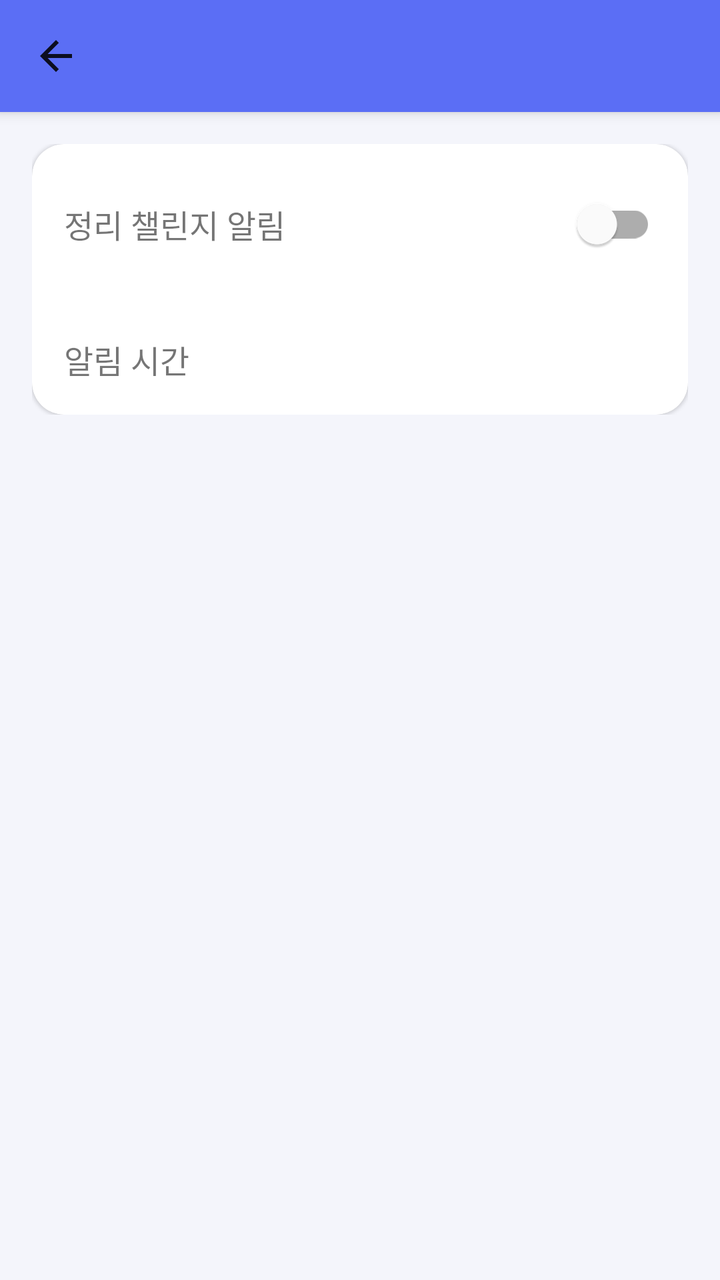
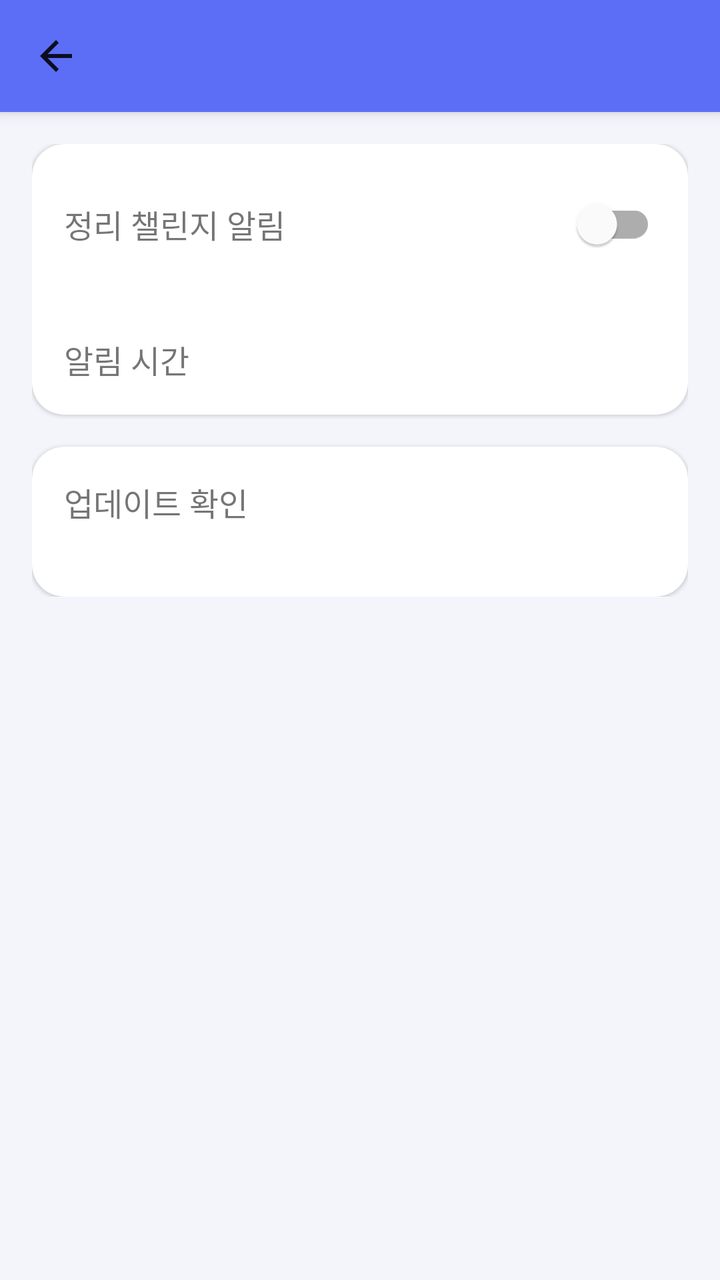

Compare the two renders of this Android layout. The source of the first and the diff that turns it into the second are given below.
<!-- AndroidManifest.xml: application theme Theme.PhotoOrganizer -->
<!-- res/layout/activity_settings.xml -->
<?xml version="1.0" encoding="utf-8"?>
<androidx.coordinatorlayout.widget.CoordinatorLayout xmlns:android="http://schemas.android.com/apk/res/android"
    xmlns:app="http://schemas.android.com/apk/res-auto"
    android:layout_width="match_parent"
    android:layout_height="match_parent"
    android:background="@color/background">

    <com.google.android.material.appbar.AppBarLayout
        android:layout_width="match_parent"
        android:layout_height="wrap_content">

        <com.google.android.material.appbar.MaterialToolbar
            android:id="@+id/toolbar"
            android:layout_width="match_parent"
            android:layout_height="?attr/actionBarSize"
            android:background="@android:color/transparent"
            android:title="@string/title_settings"
            app:navigationIcon="@drawable/ic_back" />

    </com.google.android.material.appbar.AppBarLayout>

    <LinearLayout
        android:layout_width="match_parent"
        android:layout_height="wrap_content"
        android:orientation="vertical"
        android:padding="16dp"
        app:layout_behavior="@string/appbar_scrolling_view_behavior">

        <com.google.android.material.card.MaterialCardView
            android:layout_width="match_parent"
            android:layout_height="wrap_content"
            app:cardCornerRadius="16dp"
            app:cardElevation="1dp"
            app:strokeWidth="0dp">

            <LinearLayout
                android:layout_width="match_parent"
                android:layout_height="wrap_content"
                android:orientation="vertical">

                <LinearLayout
                    android:layout_width="match_parent"
                    android:layout_height="wrap_content"
                    android:gravity="center_vertical"
                    android:orientation="horizontal"
                    android:padding="16dp">

                    <TextView
                        android:layout_width="0dp"
                        android:layout_height="wrap_content"
                        android:layout_weight="1"
                        android:text="@string/settings_enable_label"
                        android:textSize="16sp" />

                    <com.google.android.material.switchmaterial.SwitchMaterial
                        android:id="@+id/switchEnabled"
                        android:layout_width="wrap_content"
                        android:layout_height="wrap_content" />

                </LinearLayout>

                <LinearLayout
                    android:id="@+id/rowTime"
                    android:layout_width="match_parent"
                    android:layout_height="wrap_content"
                    android:background="?attr/selectableItemBackground"
                    android:clickable="true"
                    android:focusable="true"
                    android:gravity="center_vertical"
                    android:orientation="horizontal"
                    android:padding="16dp">

                    <TextView
                        android:layout_width="0dp"
                        android:layout_height="wrap_content"
                        android:layout_weight="1"
                        android:text="@string/settings_time_label"
                        android:textSize="16sp" />

                    <TextView
                        android:id="@+id/textTimeValue"
                        android:layout_width="wrap_content"
                        android:layout_height="wrap_content"
                        android:textColor="@color/primary"
                        android:textSize="16sp"
                        android:textStyle="bold" />

                </LinearLayout>

            </LinearLayout>

        </com.google.android.material.card.MaterialCardView>

    </LinearLayout>

</androidx.coordinatorlayout.widget.CoordinatorLayout>
<!-- resources referenced by this layout -->
<resources>
  <color name="background">#F4F5FB</color>
  <color name="primary">#5B6EF5</color>
  <!-- drawable ic_back (drawable) -->
  <vector xmlns:android="http://schemas.android.com/apk/res/android"
      android:width="24dp"
      android:height="24dp"
      android:viewportWidth="24"
      android:viewportHeight="24">
      <path
          android:fillColor="#DE000000"
          android:pathData="M20,11H7.83l5.59,-5.59L12,4l-8,8 8,8 1.41,-1.41L7.83,13H20v-2z" />
  </vector>
  <string name="settings_enable_label">정리 챌린지 알림</string>
  <string name="settings_time_label">알림 시간</string>
  <string name="title_settings">챌린지 설정</string>
  <style name="Theme.PhotoOrganizer" parent="Theme.MaterialComponents.DayNight.NoActionBar">
          <item name="colorPrimary">@color/primary</item>
          <item name="colorPrimaryDark">@color/primary_dark</item>
          <item name="colorAccent">@color/primary</item>
          <item name="android:windowBackground">@color/background</item>
          <item name="android:statusBarColor" tools:targetApi="21">@color/primary_dark</item>
      </style>
  <color name="primary_dark">#2A3EB1</color>
</resources>

<!-- the commit's change to res/layout/activity_settings.xml (unified diff, before → after) -->
@@ -91,6 +91,58 @@
 
         </com.google.android.material.card.MaterialCardView>
 
+        <com.google.android.material.card.MaterialCardView
+            android:layout_width="match_parent"
+            android:layout_height="wrap_content"
+            android:layout_marginTop="16dp"
+            app:cardCornerRadius="16dp"
+            app:cardElevation="1dp"
+            app:strokeWidth="0dp">
+
+            <LinearLayout
+                android:id="@+id/rowCheckUpdate"
+                android:layout_width="match_parent"
+                android:layout_height="wrap_content"
+                android:background="?attr/selectableItemBackground"
+                android:clickable="true"
+                android:focusable="true"
+                android:gravity="center_vertical"
+                android:orientation="horizontal"
+                android:padding="16dp">
+
+                <LinearLayout
+                    android:layout_width="0dp"
+                    android:layout_height="wrap_content"
+                    android:layout_weight="1"
+                    android:orientation="vertical">
+
+                    <TextView
+                        android:layout_width="wrap_content"
+                        android:layout_height="wrap_content"
+                        android:text="@string/settings_check_update_label"
+                        android:textSize="16sp" />
+
+                    <TextView
+                        android:id="@+id/textCurrentVersion"
+                        android:layout_width="wrap_content"
+                        android:layout_height="wrap_content"
+                        android:layout_marginTop="2dp"
+                        android:textColor="@color/text_secondary"
+                        android:textSize="13sp" />
+
+                </LinearLayout>
+
+                <ProgressBar
+                    android:id="@+id/progressUpdateCheck"
+                    style="?android:attr/progressBarStyleSmall"
+                    android:layout_width="wrap_content"
+                    android:layout_height="wrap_content"
+                    android:visibility="gone" />
+
+            </LinearLayout>
+
+        </com.google.android.material.card.MaterialCardView>
+
     </LinearLayout>
 
 </androidx.coordinatorlayout.widget.CoordinatorLayout>
<!-- resource entries referenced after the edit -->
@@ -2,6 +2,7 @@
 <resources>
   <color name="background">#F4F5FB</color>
   <color name="primary">#5B6EF5</color>
+  <color name="text_secondary">#757575</color>
   <!-- drawable ic_back (drawable) -->
   <vector xmlns:android="http://schemas.android.com/apk/res/android"
       android:width="24dp"
@@ -12,6 +13,7 @@
           android:fillColor="#DE000000"
           android:pathData="M20,11H7.83l5.59,-5.59L12,4l-8,8 8,8 1.41,-1.41L7.83,13H20v-2z" />
   </vector>
+  <string name="settings_check_update_label">업데이트 확인</string>
   <string name="settings_enable_label">정리 챌린지 알림</string>
   <string name="settings_time_label">알림 시간</string>
   <string name="title_settings">챌린지 설정</string>
